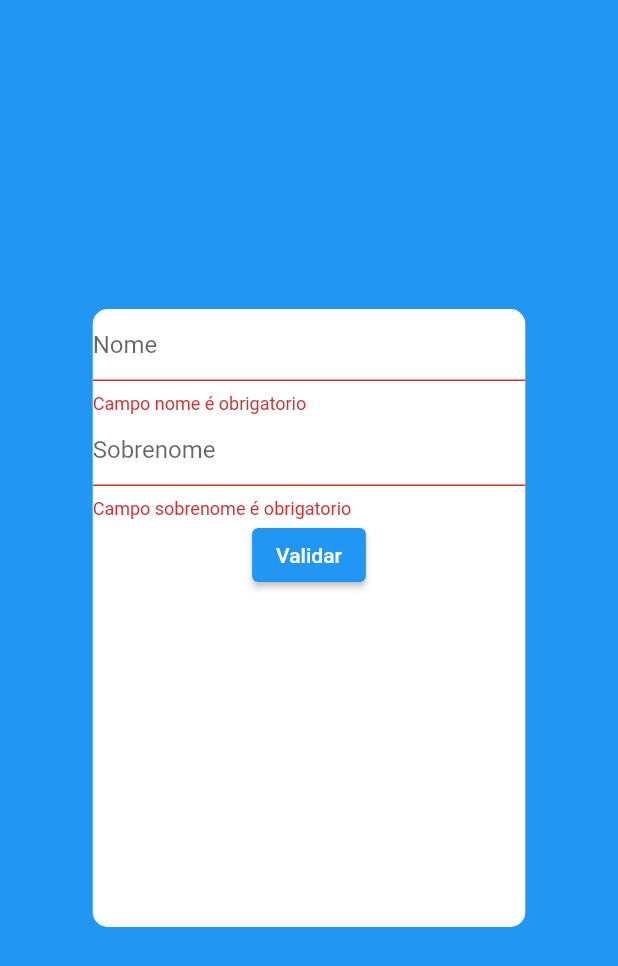
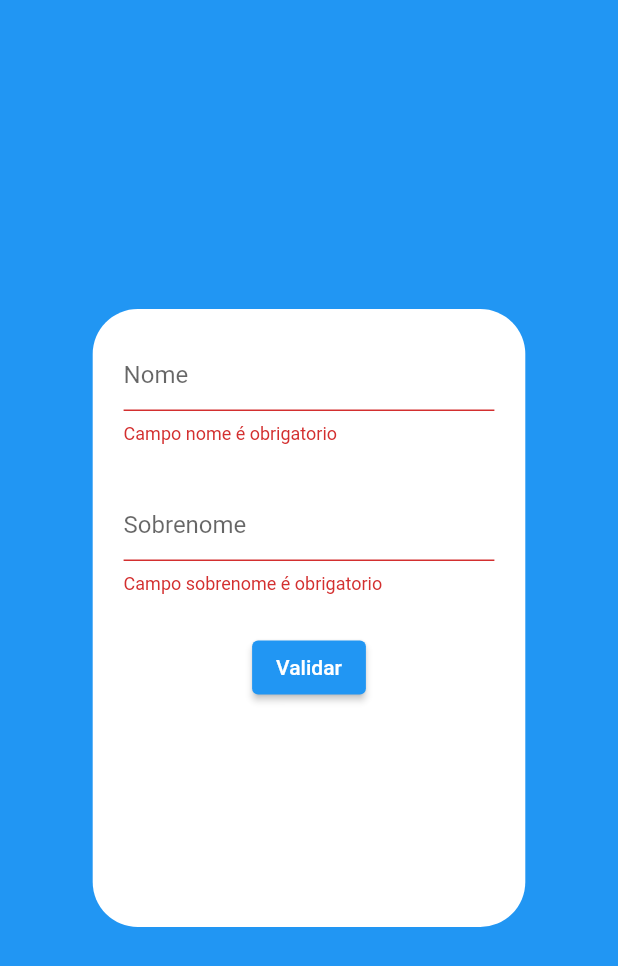
Before and after one commit to misael28/FlutterFormLogin, a Flutter app: the screen it shows after launch, after a tap on "Validar", on a phone screen of 412 x 824 dp. Shown: the top 966 px of the screen. Run offline on Flutter 3.47's test engine with Material 2 defaults, Android fonts, the phone set to English and light mode, and no system bars.

Commit message:
fix: correct layout at login form

```diff
--- a/lib/form_view.dart
+++ b/lib/form_view.dart
@@ -17,7 +17,7 @@ class _FormViewState extends State<FormView> {
         child: Container(
           decoration: BoxDecoration(
             color: Colors.white,
-            borderRadius: BorderRadius.circular(10),
+            borderRadius: BorderRadius.circular(30),
           ),
           width: MediaQuery.of(context).size.width * 0.7,
           height: MediaQuery.of(context).size.height * 0.5,
@@ -25,7 +25,10 @@ class _FormViewState extends State<FormView> {
             key: _formKey,
             child: Column(
               children: [
-                TextFormField(
+                Container(
+                  margin: EdgeInsets.all(20),
+                  width: MediaQuery.of(context).size.width * 0.6,
+                  child: TextFormField(
                     validator: (text){
                       if(text == null || text.isEmpty){
                         return 'Campo nome é obrigatorio';
@@ -39,7 +42,11 @@ class _FormViewState extends State<FormView> {
                       name = text;
                     },
                   ),
-                TextFormField(
+                ),
+                Container(
+                   margin: EdgeInsets.all(10),
+                  width: MediaQuery.of(context).size.width * 0.6,
+                  child: TextFormField(
                     validator:  (text){
                       if(text == null || text.isEmpty){
                         return 'Campo sobrenome é obrigatorio';
@@ -53,7 +60,10 @@ class _FormViewState extends State<FormView> {
                       surName = text;
                     },
                   ),
-                ElevatedButton(onPressed: (){
+                ),
+                Container(
+                   margin: EdgeInsets.all(15),
+                  child: ElevatedButton(onPressed: (){
                     final isValid = _formKey.currentState!.validate();
                     if(isValid){
                       showDialog(context: context, builder: (context) {
@@ -62,7 +72,8 @@ class _FormViewState extends State<FormView> {
                         );
                       });
                     }
-                }, child: Text("Validar"))
+                  }, child: Text("Validar")),
+                )
               ],),
           ),
         ),
```
Lines whose indentation alone changed are shown as unchanged.
